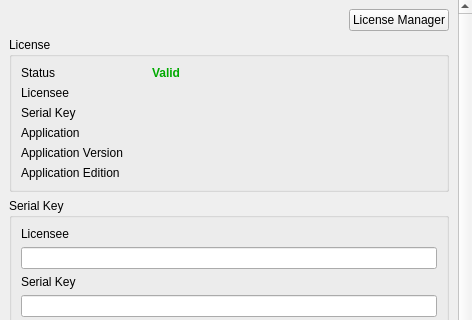
Above: Source/ZELNLauncher/ZELNLicenseWidget.ui from orcun-gokbulut/ze before the change; both pictures show x 0 to 472 and y 0 to 320 of the 472 by 538 pixel window. Below: the same form after it.
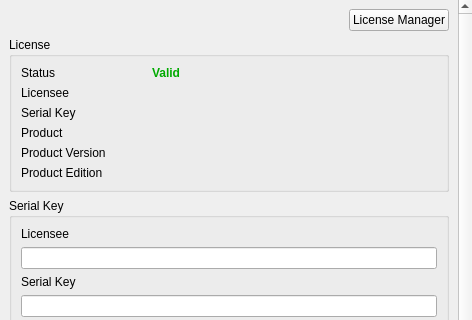
That is the form after the change. Icons and pictures are not drawn.

Diff of the .ui file:
```diff
--- a/Source/ZELNLauncher/ZELNLicenseWidget.ui
+++ b/Source/ZELNLauncher/ZELNLicenseWidget.ui
@@ -51,7 +51,7 @@
       <property name="geometry">
        <rect>
         <x>0</x>
-        <y>-137</y>
+        <y>0</y>
         <width>455</width>
         <height>675</height>
        </rect>
@@ -147,7 +147,7 @@
              </size>
             </property>
             <property name="text">
-             <string>Application</string>
+             <string>Product</string>
             </property>
            </widget>
           </item>
@@ -167,7 +167,7 @@
              </size>
             </property>
             <property name="text">
-             <string>Application Version</string>
+             <string>Product Version</string>
             </property>
            </widget>
           </item>
@@ -187,7 +187,7 @@
              </size>
             </property>
             <property name="text">
-             <string>Application Edition</string>
+             <string>Product Edition</string>
             </property>
            </widget>
           </item>
```
